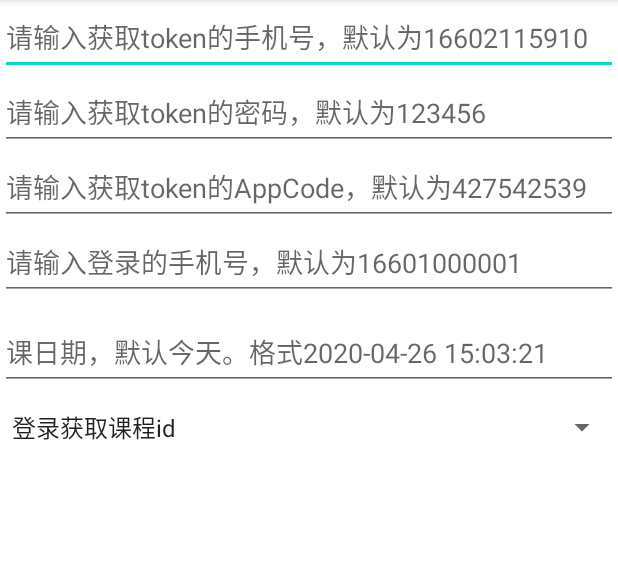
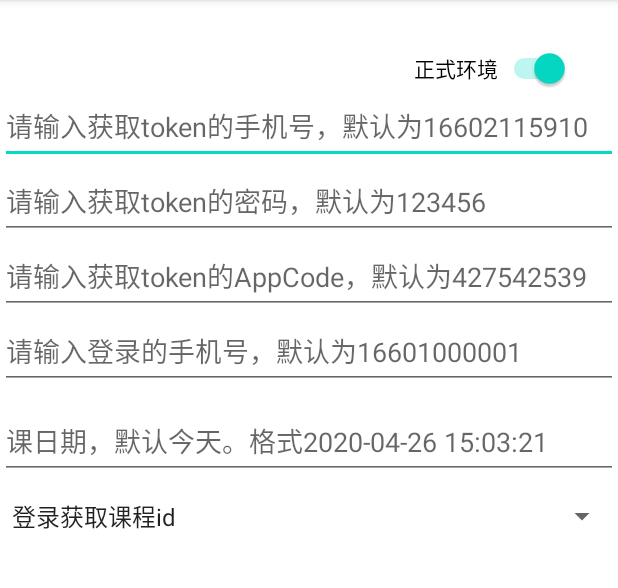
Before and after one commit to JaniForAndroid/NBVschoolSDK, an Android app: the screen it shows after launch (MainActivity), on a phone screen of 412 x 824 dp, the part 84-672 px from its top. Run offline under Robolectric (Android 15) with nearby library versions, the phone set to English and light mode, and no system bars; our stand-ins replace RxJava; libraries missing offline, so code that uses them is left out: com.chad.library, com.namibox.wangxiao, sdk.callback, sdk.model, support.namibox.commonlib; 2 statements that could not run were skipped.

Commit message:
refact:Demo正式环境相关修改。

```diff
--- a/app/src/main/java/com/namibox/vschool_sdk/MainActivity.java
+++ b/app/src/main/java/com/namibox/vschool_sdk/MainActivity.java
@@ -3,6 +3,7 @@ package com.namibox.vschool_sdk;
 import android.content.Context;
 import android.os.Bundle;
 import android.os.Handler;
+import android.preference.PreferenceManager;
 import android.text.TextUtils;
 import android.util.Base64;
 import android.util.Log;
@@ -11,8 +12,11 @@ import android.webkit.CookieManager;
 import android.widget.AdapterView;
 import android.widget.AdapterView.OnItemSelectedListener;
 import android.widget.ArrayAdapter;
+import android.widget.CompoundButton;
+import android.widget.CompoundButton.OnCheckedChangeListener;
 import android.widget.EditText;
 import android.widget.Spinner;
+import android.widget.Switch;
 import android.widget.Toast;
 import androidx.annotation.NonNull;
 import androidx.appcompat.app.AppCompatActivity;
@@ -37,7 +41,6 @@ import java.text.SimpleDateFormat;
 import java.util.ArrayList;
 import java.util.Calendar;
 import java.util.Date;
-import java.util.GregorianCalendar;
 import java.util.List;
 import java.util.Locale;
 import java.util.TimeZone;
@@ -63,6 +66,7 @@ public class MainActivity extends AppCompatActivity {
   private String tokenPwd;
   private String tokenPhone;
   private String time;
+  private boolean is_debug;
 
   @Override
   protected void onCreate(Bundle savedInstanceState) {
@@ -74,6 +78,27 @@ public class MainActivity extends AppCompatActivity {
     et_token_phone = findViewById(R.id.et_token_phone);
     et_token_pwd = findViewById(R.id.et_token_pwd);
     et_token_code = findViewById(R.id.et_token_code);
+    Switch aSwitch = findViewById(R.id.switcher);
+    is_debug = BuildConfig.DEBUG
+        && PreferenceManager.getDefaultSharedPreferences(this).getBoolean("is_debug", true);
+    aSwitch.setChecked(!is_debug);
+    aSwitch.setOnCheckedChangeListener(new OnCheckedChangeListener() {
+      @Override
+      public void onCheckedChanged(CompoundButton buttonView, boolean isChecked) {
+        if (isChecked) {
+          //正式环境
+          PreferenceManager.getDefaultSharedPreferences(MainActivity.this)
+              .edit().putBoolean("is_debug", false).apply();
+        } else {
+          //测试环境
+          PreferenceManager.getDefaultSharedPreferences(MainActivity.this)
+              .edit().putBoolean("is_debug", true).apply();
+        }
+
+        DialogUtil.showButtonDialog2(MainActivity.this, "提示", "切换环境后请重启APP", "确定",
+            v -> System.exit(0), "",null,"",null,null);
+      }
+    });
     initRv();
     initSpinnner();
   }
@@ -213,7 +238,7 @@ public class MainActivity extends AppCompatActivity {
       tokenAppCode = "427542539";
     }
 
-    String url = "https://mcloudw.namibox.com/partner/login/";
+    String url = getCloudBaseUrl()+"partner/login/";
     JsonObject param = new JsonObject();
     param.addProperty("login_type", "normal_login");
     param.addProperty("username", tokenPhone);
@@ -226,8 +251,8 @@ public class MainActivity extends AppCompatActivity {
           if (TextUtils.equals(retcode, "success")) {
             String sessionId = jsonObject.get("data").getAsJsonObject().get("session_id").getAsString();
             String cookie = "sessionid="+sessionId+"; Domain=.namibox.com; Path=/";
-            syncCookie("https://mcloudw.namibox.com", cookie);
-            String tokenUrl = "https://mcloudw.namibox.com/auth/test-get-access-token?app_code="+tokenAppCode;
+            syncCookie(getCloudBaseUrl(), cookie);
+            String tokenUrl = getCloudBaseUrl()+"auth/test-get-access-token?app_code="+tokenAppCode;
             return ApiHandler.getBaseApi().commonJsonObjectPost(tokenUrl, new JsonObject());
           } else {
             return Observable.empty();
@@ -278,7 +303,7 @@ public class MainActivity extends AppCompatActivity {
 
     DialogUtil.showProgress(this, "正在获取课程数据...");
     String url = String.format(Locale.US,
-        "https://wweb.namibox.com/btob/vschool_class/student_class_schedule?user_id=%s&start_at=%s&days=%d",
+        getBaseHttpsUrl()+"/btob/vschool_class/student_class_schedule?user_id=%s&start_at=%s&days=%d",
         user_id, time, 30);
     ApiHandler.getBaseApi().commonJsonGet(url)
         .subscribeOn(Schedulers.io())
@@ -393,4 +418,17 @@ public class MainActivity extends AppCompatActivity {
     calendar.set(Calendar.SECOND, 0);
     return calendar.getTimeInMillis() / 1000 * 1000;
   }
+
+  public  String getCloudBaseUrl() {
+    String env = is_debug ? "mcloudw.namibox.com" : "mcloud.namibox.com";
+    return  String.format(Locale.US, "https://%s/", env);
+  }
+
+  public String getBaseHttpsUrl() {
+    if (is_debug) {
+      return "https://wweb.namibox.com";
+    } else {
+      return "https://namibox.com";
+    }
+  }
 }
--- a/app/src/main/java/com/namibox/vschool_sdk/SdkApplication.java
+++ b/app/src/main/java/com/namibox/vschool_sdk/SdkApplication.java
@@ -3,6 +3,7 @@ package com.namibox.vschool_sdk;
 import android.app.Activity;
 import android.app.Application;
 import android.os.Bundle;
+import android.preference.PreferenceManager;
 import android.util.Log;
 import androidx.annotation.NonNull;
 import androidx.annotation.Nullable;
@@ -16,7 +17,9 @@ public class SdkApplication extends Application {
   @Override
   public void onCreate() {
     super.onCreate();
-    NamiboxSDK.init(this,BuildConfig.DEBUG);
+    boolean s = BuildConfig.DEBUG
+        && PreferenceManager.getDefaultSharedPreferences(this).getBoolean("is_debug", true);
+    NamiboxSDK.init(this,s);
     initExceptionHandler();
     registerActivityLifecycleCallbacks(new ActivityLifecycleCallbacks() {
       @Override
--- a/app/src/main/res/layout/content_main.xml
+++ b/app/src/main/res/layout/content_main.xml
@@ -5,12 +5,22 @@
   android:layout_height="match_parent"
   app:layout_behavior="@string/appbar_scrolling_view_behavior">
 
+  <Switch
+    android:id="@+id/switcher"
+    app:layout_constraintRight_toRightOf="parent"
+    app:layout_constraintTop_toTopOf="parent"
+    android:layout_margin="32dp"
+    android:text="正式环境"
+    android:gravity="center"
+    android:layout_width="wrap_content"
+    android:layout_height="wrap_content"
+    />
 
   <EditText
     android:id="@+id/et_token_phone"
     android:layout_width="0dp"
     android:layout_height="50dp"
-    app:layout_constraintTop_toTopOf="parent"
+    app:layout_constraintTop_toBottomOf="@id/switcher"
     app:layout_constraintLeft_toLeftOf="parent"
     app:layout_constraintRight_toRightOf="parent"
     android:hint="请输入获取token的手机号，默认为16602115910"
```
